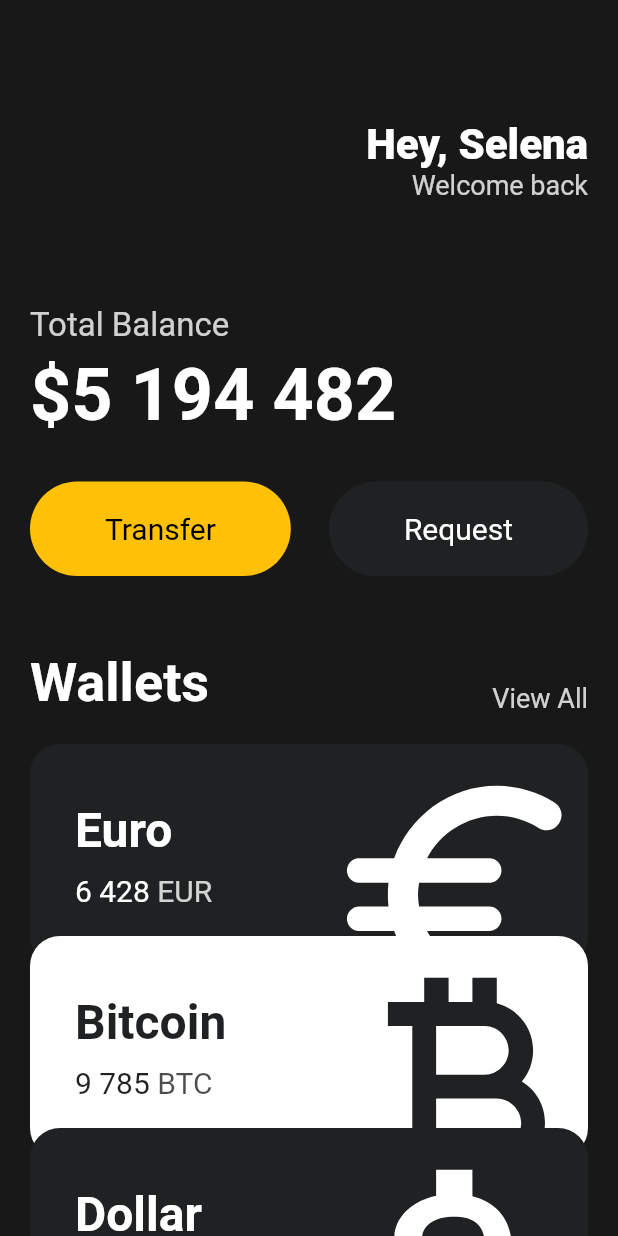
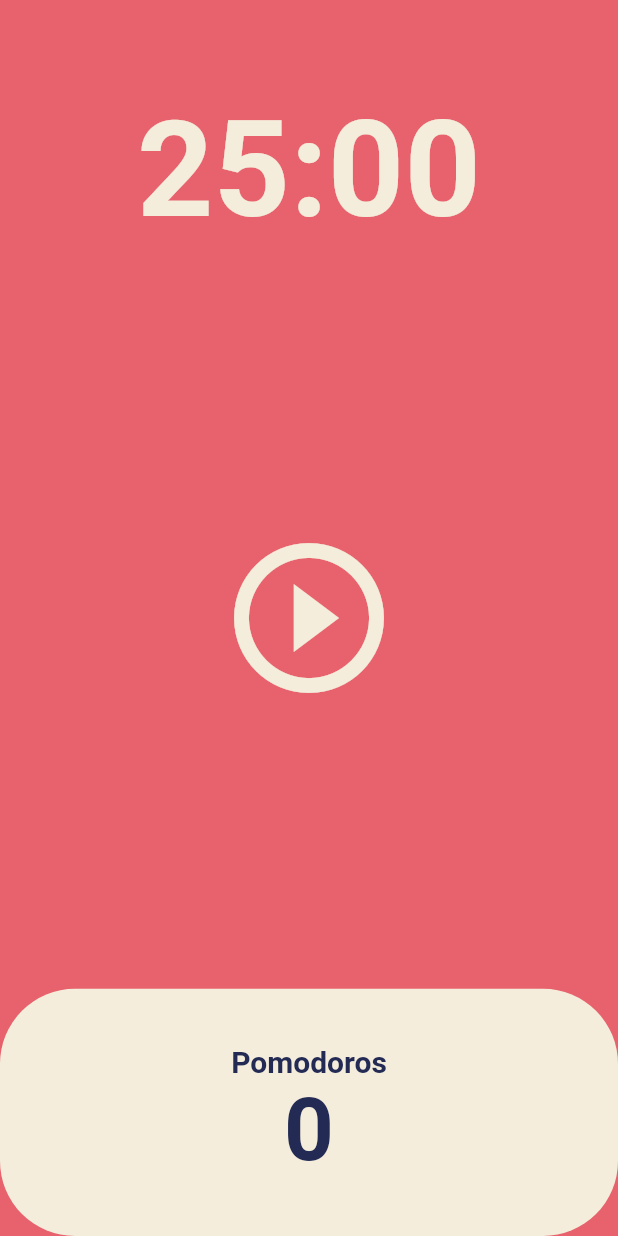
Before and after one commit to SaintHazard/flutter_ex_toonflix, a Flutter app: the screen it shows after launch, on a phone screen of 412 x 824 dp. Run offline on Flutter 3.47's test engine with Material 2 defaults, Android fonts, the phone set to English and light mode, and no system bars.

Commit message:
[UPDATE] pomodoros

```diff
--- a/lib/main.dart
+++ b/lib/main.dart
@@ -1,146 +1,38 @@
 import 'package:flutter/material.dart';
-import 'package:toonflix/widgets/button.dart';
-import 'package:toonflix/widgets/currency_card.dart';
+import 'package:toonflix/screens/home_screen.dart';
 
 void main() {
   runApp(App());
 }
 
-class App extends StatelessWidget {
+class App extends StatefulWidget {
+  @override
+  State<App> createState() => _AppState();
+}
+
+class _AppState extends State<App> {
+  List<int> numbers = [];
+
+  void onPlusBtnPressed() {
+    setState(() {
+      numbers.add(numbers.length);
+    });
+  }
+
   @override
   Widget build(BuildContext context) {
     return MaterialApp(
-      home: Scaffold(
-        backgroundColor: const Color(0xFF181818),
-        body: SingleChildScrollView(
-          child: Padding(
-            padding: const EdgeInsets.symmetric(
-              horizontal: 20,
-            ),
-            child: Column(
-              crossAxisAlignment: CrossAxisAlignment.start,
-              children: [
-                const SizedBox(
-                  height: 80,
-                ),
-                Row(
-                  mainAxisAlignment: MainAxisAlignment.end,
-                  children: [
-                    Column(
-                      crossAxisAlignment: CrossAxisAlignment.end,
-                      children: [
-                        const Text(
-                          "Hey, Selena",
-                          style: TextStyle(
-                              color: Colors.white,
-                              fontSize: 28,
-                              fontWeight: FontWeight.w800),
-                        ),
-                        Text(
-                          "Welcome back",
-                          style: TextStyle(
-                            color: Colors.white.withOpacity(0.8),
-                            fontSize: 18,
-                          ),
-                        ),
-                      ],
-                    ),
-                  ],
-                ),
-                const SizedBox(
-                  height: 70,
-                ),
-                Text(
-                  "Total Balance",
-                  style: TextStyle(
-                    color: Colors.white.withOpacity(0.8),
-                    fontSize: 22,
-                  ),
-                ),
-                const SizedBox(
-                  height: 5,
-                ),
-                const Text(
-                  "\$5 194 482",
-                  style: TextStyle(
-                    color: Colors.white,
-                    fontSize: 48,
-                    fontWeight: FontWeight.w600,
-                  ),
-                ),
-                const SizedBox(
-                  height: 30,
-                ),
-                Row(
-                  mainAxisAlignment: MainAxisAlignment.spaceBetween,
-                  children: const [
-                    Button(
-                      text: "Transfer",
-                      bgColor: Colors.amber,
-                      textColor: Colors.black,
-                    ),
-                    Button(
-                      text: "Request",
-                      bgColor: Color(0xFF1F2123),
-                      textColor: Colors.white,
-                    )
-                  ],
-                ),
-                const SizedBox(
-                  height: 50,
-                ),
-                Row(
-                  mainAxisAlignment: MainAxisAlignment.spaceBetween,
-                  crossAxisAlignment: CrossAxisAlignment.end,
-                  children: [
-                    const Text(
-                      "Wallets",
-                      style: TextStyle(
-                        color: Colors.white,
-                        fontSize: 36,
-                        fontWeight: FontWeight.w600,
-                      ),
-                    ),
-                    Text(
-                      "View All",
-                      style: TextStyle(
-                        color: Colors.white.withOpacity(0.8),
-                        fontSize: 18,
-                      ),
-                    ),
-                  ],
-                ),
-                const SizedBox(
-                  height: 20,
-                ),
-                const CurrencyCard(
-                  name: "Euro",
-                  code: "EUR",
-                  amount: "6 428",
-                  icon: Icons.euro_rounded,
-                  isInverted: false,
-                  order: 0,
-                ),
-                const CurrencyCard(
-                  name: "Bitcoin",
-                  code: "BTC",
-                  amount: "9 785",
-                  icon: Icons.currency_bitcoin,
-                  isInverted: true,
-                  order: 1,
-                ),
-                const CurrencyCard(
-                  name: "Dollar",
-                  code: "USD",
-                  amount: "6 428",
-                  icon: Icons.attach_money_outlined,
-                  isInverted: false,
-                  order: 2,
-                ),
-              ],
-            ),
+      theme: ThemeData(
+        backgroundColor: const Color(0xFFE7626C),
+        textTheme: const TextTheme(
+          headline1: TextStyle(
+            color: Color(0xFF232b55),
           ),
         ),
+        cardColor: const Color(0xFFF4EDDB),
+      ),
+      home: const Scaffold(
+        body: HomeScreen(),
       ),
     );
   }
--- /dev/null
+++ b/lib/screens/home_screen.dart
@@ -0,0 +1,130 @@
+import 'dart:async';
+
+import 'package:flutter/material.dart';
+
+class HomeScreen extends StatefulWidget {
+  const HomeScreen({super.key});
+
+  @override
+  State<HomeScreen> createState() => _HomeScreenState();
+}
+
+class _HomeScreenState extends State<HomeScreen> {
+  static const twentyFiveMinutes = 1500;
+
+  int totalSeconds = twentyFiveMinutes;
+  bool isRunning = false;
+  int totalPomodoros = 0;
+  late Timer timer;
+
+  void onTick(Timer timer) {
+    if (totalSeconds == 0) {
+      setState(() {
+        totalPomodoros = totalPomodoros + 1;
+        isRunning = false;
+        totalSeconds = twentyFiveMinutes;
+      });
+      timer.cancel();
+    } else {
+      setState(() {
+        totalSeconds = totalSeconds - 1;
+      });
+    }
+  }
+
+  void onStartPressed() {
+    timer = Timer.periodic(
+      const Duration(seconds: 1),
+      onTick,
+    );
+
+    setState(() {
+      isRunning = true;
+    });
+  }
+
+  void onPausePressed() {
+    timer.cancel();
+
+    setState(() {
+      isRunning = false;
+    });
+  }
+
+  String format(int seconds) {
+    var duration = Duration(seconds: seconds);
+
+    return duration.toString().split(".").first.substring(2, 7);
+  }
+
+  @override
+  Widget build(BuildContext context) {
+    return Scaffold(
+      backgroundColor: Theme.of(context).backgroundColor,
+      body: Column(
+        children: [
+          Flexible(
+            child: Container(
+              alignment: Alignment.bottomCenter,
+              child: Text(
+                format(totalSeconds),
+                style: TextStyle(
+                    color: Theme.of(context).cardColor,
+                    fontSize: 89,
+                    fontWeight: FontWeight.w600),
+              ),
+            ),
+          ),
+          Flexible(
+            flex: 3,
+            child: Center(
+              child: IconButton(
+                onPressed: isRunning ? onPausePressed : onStartPressed,
+                color: Theme.of(context).cardColor,
+                iconSize: 120,
+                icon: Icon(isRunning
+                    ? Icons.pause_circle_outline
+                    : Icons.play_circle_outline),
+              ),
+            ),
+          ),
+          Flexible(
+            child: Row(
+              children: [
+                Expanded(
+                  child: Container(
+                    decoration: BoxDecoration(
+                      color: Theme.of(context).cardColor,
+                      borderRadius: BorderRadius.circular(50),
+                    ),
+                    child: Column(
+                      mainAxisAlignment: MainAxisAlignment.center,
+                      children: [
+                        Text(
+                          "Pomodoros",
+                          style: TextStyle(
+                            fontSize: 20,
+                            fontWeight: FontWeight.w600,
+                            color: Theme.of(context).textTheme.headline1?.color,
+                          ),
+                        ),
+                        Text(
+                          "$totalPomodoros",
+                          style: TextStyle(
+                            fontSize: 58,
+                            fontWeight: FontWeight.w600,
+                            color: Theme.of(context).textTheme.headline1?.color,
+                          ),
+                        ),
+                      ],
+                    ),
+                  ),
+                ),
+              ],
+            ),
+          ),
+        ],
+      ),
+    );
+  }
+}
--- a/lib/widgets/button.dart
+++ /dev/null
@@ -1,37 +0,0 @@
-import 'package:flutter/material.dart';
-
-class Button extends StatelessWidget {
-  final String text;
-  final Color bgColor;
-  final Color textColor;
-
-  const Button({
-    super.key,
-    required this.text,
-    required this.bgColor,
-    required this.textColor,
-  });
-
-  @override
-  Widget build(BuildContext context) {
-    return Container(
-      decoration: BoxDecoration(
-        color: bgColor,
-        borderRadius: BorderRadius.circular(45),
-      ),
-      child: Padding(
-        padding: const EdgeInsets.symmetric(
-          vertical: 20,
-          horizontal: 50,
-        ),
-        child: Text(
-          text,
-          style: TextStyle(
-            color: textColor,
-            fontSize: 20,
-          ),
-        ),
-      ),
-    );
-  }
-}
--- a/lib/widgets/currency_card.dart
+++ /dev/null
@@ -1,92 +0,0 @@
-import 'package:flutter/material.dart';
-
-class CurrencyCard extends StatelessWidget {
-  final String name, code, amount;
-  final IconData icon;
-  final bool isInverted;
-  final double order;
-
-  final Color _blackColor = const Color(0xFF1F2123);
-
-  const CurrencyCard({
-    super.key,
-    required this.name,
-    required this.code,
-    required this.amount,
-    required this.icon,
-    required this.isInverted,
-    required this.order,
-  });
-
-  @override
-  Widget build(BuildContext context) {
-    return Transform.translate(
-      offset: Offset(0, -20 * order),
-      child: Container(
-        clipBehavior: Clip.hardEdge,
-        decoration: BoxDecoration(
-          color: isInverted ? Colors.white : _blackColor,
-          borderRadius: BorderRadius.circular(20),
-        ),
-        child: Padding(
-          padding: const EdgeInsets.all(30),
-          child: Row(
-            mainAxisAlignment: MainAxisAlignment.spaceBetween,
-            children: [
-              Column(
-                crossAxisAlignment: CrossAxisAlignment.start,
-                children: [
-                  Text(
-                    name,
-                    style: TextStyle(
-                      color: isInverted ? _blackColor : Colors.white,
-                      fontSize: 32,
-                      fontWeight: FontWeight.w600,
-                    ),
-                  ),
-                  const SizedBox(
-                    height: 10,
-                  ),
-                  Row(
-                    children: [
-                      Text(
-                        amount,
-                        style: TextStyle(
-                          color: isInverted ? _blackColor : Colors.white,
-                          fontSize: 20,
-                        ),
-                      ),
-                      const SizedBox(
-                        width: 5,
-                      ),
-                      Text(
-                        code,
-                        style: TextStyle(
-                          color: isInverted
-                              ? _blackColor.withOpacity(0.8)
-                              : Colors.white.withOpacity(0.8),
-                          fontSize: 20,
-                        ),
-                      ),
-                    ],
-                  ),
-                ],
-              ),
-              Transform.scale(
-                scale: 2.2,
-                child: Transform.translate(
-                  offset: const Offset(-5, 12),
-                  child: Icon(
-                    icon,
-                    color: isInverted ? _blackColor : Colors.white,
-                    size: 88,
-                  ),
-                ),
-              ),
-            ],
-          ),
-        ),
-      ),
-    );
-  }
-}
```
